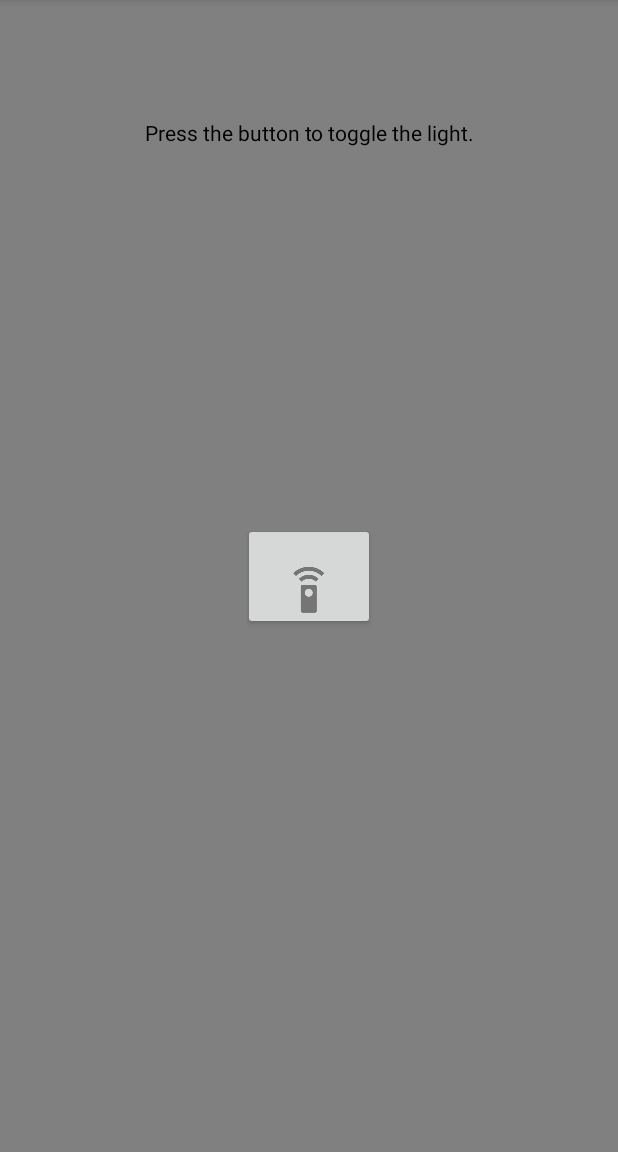
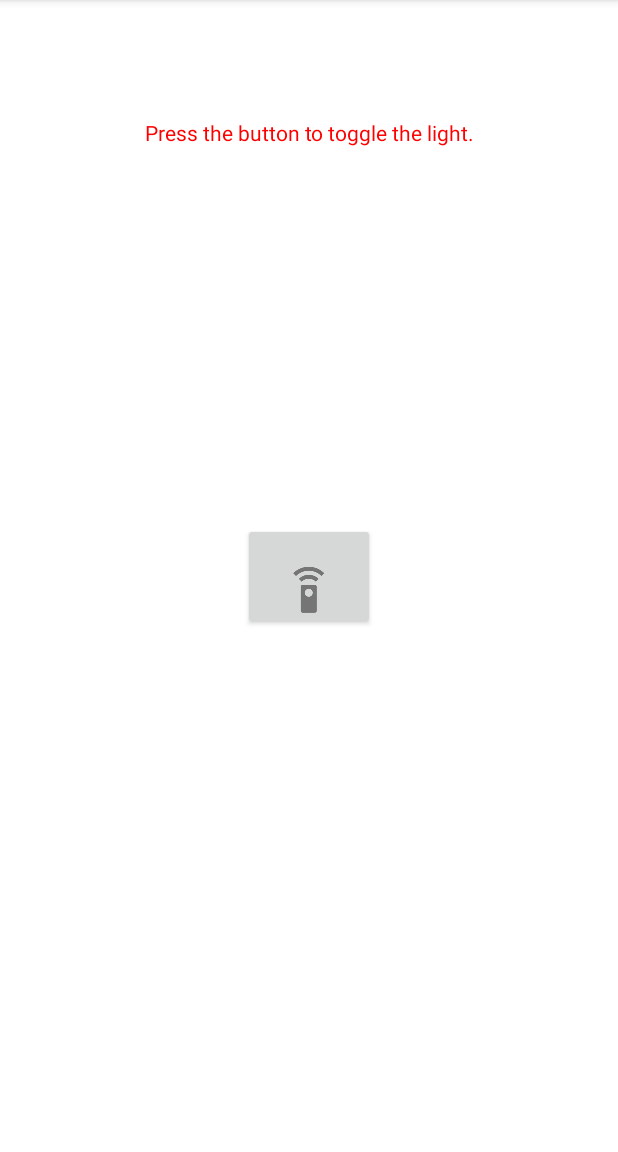
Before and after one commit to RickGZ/Flashlight, an Android app: the screen it shows after launch (MainActivity), after a tap on an icon or button, on a phone screen of 412 x 824 dp, the part 84-1236 px from its top. Run offline under Robolectric (Android 15) with nearby library versions, the phone set to English and light mode, and no system bars; 1 statement that could not run was skipped.

Commit message:
flashlight availability check

```diff
--- a/app/src/main/java/com/example/rickgz/flashlight/MainActivity.java
+++ b/app/src/main/java/com/example/rickgz/flashlight/MainActivity.java
@@ -2,6 +2,7 @@ package com.example.rickgz.flashlight;
 
 import android.content.ContentResolver;
 import android.content.Context;
+import android.content.pm.PackageManager;
 import android.graphics.Color;
 import android.provider.Settings;
 import android.support.v4.content.ContextCompat;
@@ -29,36 +30,34 @@ public class MainActivity extends AppCompatActivity {
         super.onCreate(savedInstanceState);
         setContentView(R.layout.activity_main);
 
-        final Button button = (Button) findViewById(R.id.flashlightButton);
-
         if(savedInstanceState != null) {
             Log.d("STATE", savedInstanceState.toString());
         }
 
         Log.d("CREATION","app created");
 
+        //Button that turns on the flashlight
+        final Button button = (Button) findViewById(R.id.flashlightButton);
         button.setOnClickListener(new View.OnClickListener() {
             public void onClick(View v) {
                 //Get the current window
                 window = getWindow();
-                Context context = getApplicationContext();
-
-                View currentView = (View) findViewById(android.R.id.content);
+                View currentView = findViewById(R.id.layout);//window.getDecorView();
 
                 flashlightOn = !flashlightOn;
                 if(flashlightOn) {
-                    //screenBrightness(255, getApplicationContext());
-                    WindowManager.LayoutParams lp = window.getAttributes();
-                    lp.screenBrightness = 1;
-                    window.setAttributes(lp);
                     Log.d("BUTTON","buttonclick");
 
+                    currentView.setBackgroundColor(0xFFFFFFFF);
+                    currentView.invalidate();
+
+                    if(flashAvailable) {
+                        //TODO: turn on flash
+                    }
                 }
                 else {
-                    //screenBrightness(255, getApplicationContext());
-                    WindowManager.LayoutParams lp = window.getAttributes();
-                    lp.screenBrightness = -1;
-                    window.setAttributes(lp);
+                    currentView.setBackgroundColor(0x000000);
+                    currentView.invalidate();
                 }
             }
         });
@@ -69,4 +68,8 @@ public class MainActivity extends AppCompatActivity {
                                 Settings.System.SCREEN_BRIGHTNESS,
                                 level);
     }
+
+    private boolean flashAvailable(Context context) {
+        return context.getPackageManager().hasSystemFeature(PackageManager.FEATURE_CAMERA_FLASH);
+    }
 }
--- a/app/src/main/res/layout/activity_main.xml
+++ b/app/src/main/res/layout/activity_main.xml
@@ -2,16 +2,17 @@
 <android.support.constraint.ConstraintLayout xmlns:android="http://schemas.android.com/apk/res/android"
     xmlns:app="http://schemas.android.com/apk/res-auto"
     xmlns:tools="http://schemas.android.com/tools"
+    android:id="@+id/layout"
     android:layout_width="match_parent"
     android:layout_height="match_parent"
-    android:background="#808080"
     tools:context="com.example.rickgz.flashlight.MainActivity">
 
     <TextView
         android:layout_width="wrap_content"
         android:layout_height="wrap_content"
         android:text="@string/buttonExplanation"
-        android:textColor="#000000"
+        android:textColor="#FF0000"
+        android:id="@+id/explanation"
         app:layout_constraintBottom_toBottomOf="parent"
         app:layout_constraintHorizontal_bias="0.502"
         app:layout_constraintLeft_toLeftOf="parent"
```
